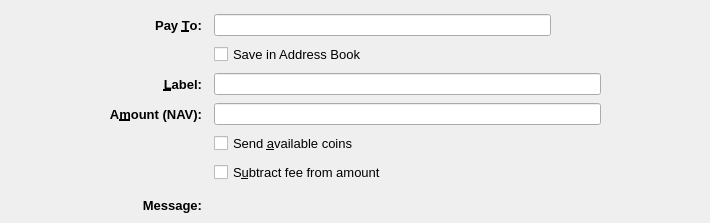
Old version of the form src/qt/forms/sendcoinsentry.ui in the repository navcoin/navcoin-core.
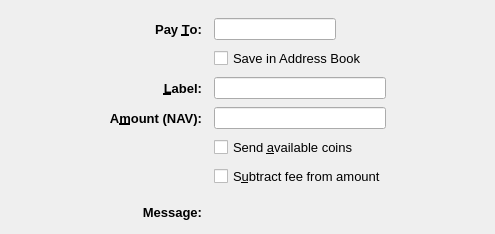
New version of the form. Icons and pictures are not drawn. Custom widgets are drawn as their Qt base class.

Patch:
```diff
--- a/src/qt/forms/sendcoinsentry.ui
+++ b/src/qt/forms/sendcoinsentry.ui
@@ -2,14 +2,6 @@
 <ui version="4.0">
  <class>SendCoinsEntry</class>
  <widget class="QStackedWidget" name="SendCoinsEntry">
-  <property name="geometry">
-   <rect>
-    <x>0</x>
-    <y>0</y>
-    <width>710</width>
-    <height>223</height>
-   </rect>
-  </property>
   <property name="focusPolicy">
    <enum>Qt::TabFocus</enum>
   </property>
@@ -67,7 +59,7 @@
       <property name="sizeHint" stdset="0">
        <size>
         <width>20</width>
-        <height>40</height>
+        <height>10</height>
        </size>
       </property>
      </spacer>
@@ -215,7 +207,7 @@
       <property name="sizeHint" stdset="0">
        <size>
         <width>20</width>
-        <height>40</height>
+        <height>10</height>
        </size>
       </property>
      </spacer>
@@ -266,7 +258,7 @@
       <property name="sizeHint" stdset="0">
        <size>
         <width>20</width>
-        <height>40</height>
+        <height>10</height>
        </size>
       </property>
      </spacer>
```
Left out of the diff: 6 changed lines with no effect on the pictures.
